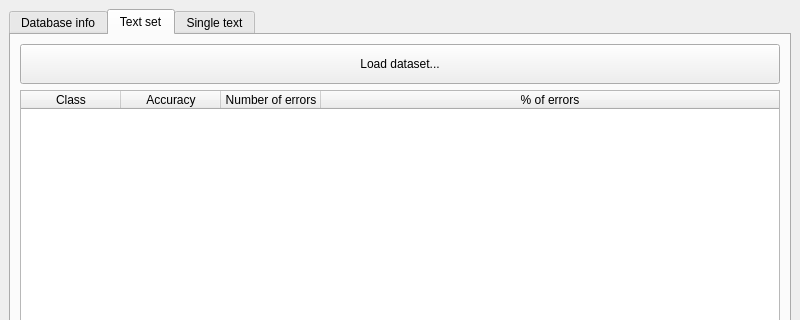
Before: the Qt Designer form classifier_main.ui in pawelkobojek/NaiveBayesTextClassifier, drawn with Qt 5; both pictures show x 0 to 800 and y 0 to 320 of the 800 by 600 pixel window.
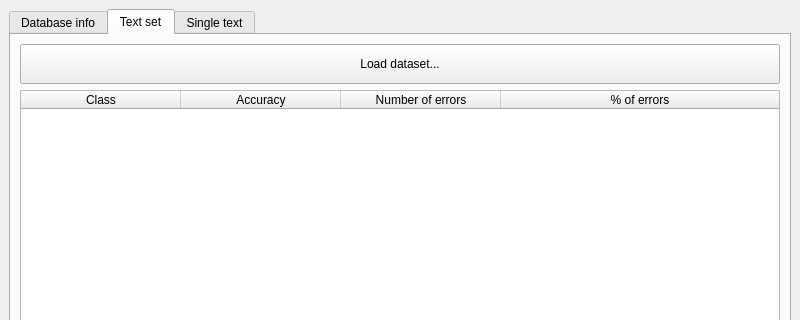
After: the same form once the commit is applied. The open tabs and pages were chosen to show the change.

```diff
--- a/classifier_main.ui
+++ b/classifier_main.ui
@@ -209,6 +209,12 @@
           <attribute name="horizontalHeaderCascadingSectionResizes">
            <bool>true</bool>
           </attribute>
+          <attribute name="horizontalHeaderDefaultSectionSize">
+           <number>160</number>
+          </attribute>
+          <attribute name="horizontalHeaderMinimumSectionSize">
+           <number>80</number>
+          </attribute>
           <attribute name="horizontalHeaderStretchLastSection">
            <bool>true</bool>
           </attribute>
```
Left out of the diff: 10 changed lines with no effect on the pictures.
